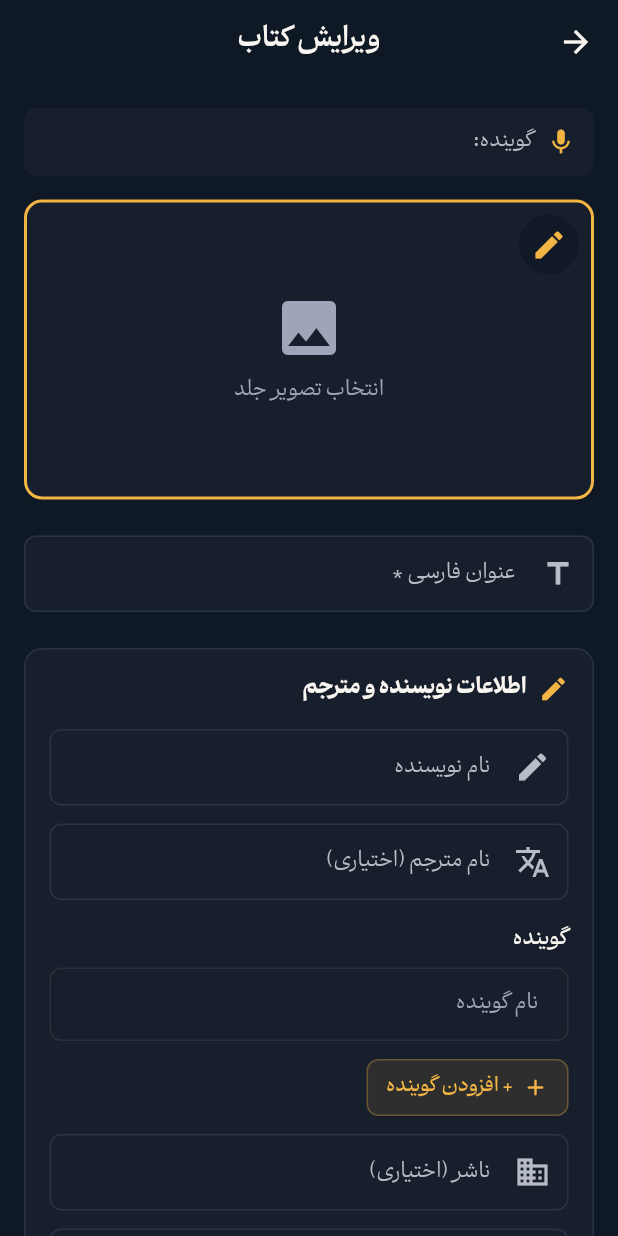
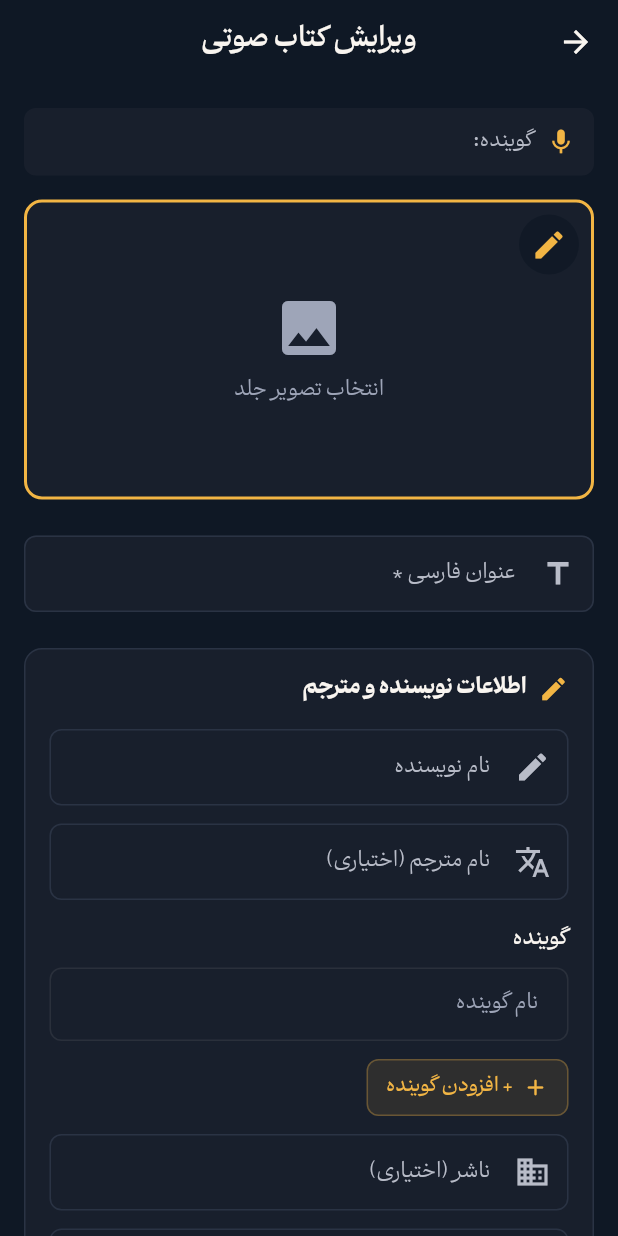
Before and after one commit to idost/parasto, a Flutter app: the AdminEditAudiobookScreen screen opened directly with empty values, on a phone screen of 412 x 824 dp. Run offline on Flutter 3.47's test engine with Material 3 defaults, Android fonts, the phone set to English and light mode, and no system bars; our stand-ins replace audio_service, cached_network_image, dio, file_picker, fl_chart, flutter_dotenv and 19 more; missing offline and left inert: audio_session, fading_edge_scrollview, flutter_html_reborn, flutter_sound, flutter_stripe, in_app_purchase_storekit and 1 more; accounts and stored records are empty; network calls fail; statements that could not run were skipped.

Commit message:
Home + admin fixes: formal language, section reorder, covers, backgrounds, tab icons, admin overflow, article detail
- Remove greeting header; banner carousel is now first thing users see
- Move listening stats + "Because You Listened To" to near bottom (before categories)
- Fix informal Farsi: "گوش بدیم" → "گوش کنیم", "رو گوش دادید" → "را گوش دادید"
- Fix RecommendationCard stretched covers with aspect-ratio-aware sizing (2:3 books, 1:1 square)
- Add subtle section backgrounds: Popular (surface tint), Narrator Spotlight (gold), Originals (gradient)
- Change کاوش tab icon from explore to search
- Fix admin overflow: wrap content type chips in ScrollView, protect approval queue text
- Make admin TabBars scrollable (quality, analytics, messaging screens)
- Add article-aware admin edit screen: dynamic title, hide narrator/chapter fields for articles
- Bump build number 2.3.0+3 → 2.3.0+4

Co-Authored-By: Claude Opus 4.6 <noreply@anthropic.com>

```diff
--- a/lib/screens/admin/admin_audiobooks_screen.dart
+++ b/lib/screens/admin/admin_audiobooks_screen.dart
@@ -421,6 +421,8 @@ class _AdminAudiobooksScreenState extends ConsumerState<AdminAudiobooksScreen>
                 if (!isEmbedded && activeRoute != '/admin/content/books' && activeRoute != '/admin/content/music' && activeRoute != '/admin/content/podcasts')
                   Padding(
                     padding: const EdgeInsets.fromLTRB(12, 12, 12, 0),
+                    child: SingleChildScrollView(
+                      scrollDirection: Axis.horizontal,
                       child: Row(
                         children: [
                           _buildContentTypeChip(
@@ -447,6 +449,7 @@ class _AdminAudiobooksScreenState extends ConsumerState<AdminAudiobooksScreen>
                             onTap: () => setState(() => _contentTypeFilter = 'podcasts'),
                           ),
                         ],
+                      ),
                     ),
                   ),
 
--- a/lib/screens/admin/admin_edit_audiobook_screen.dart
+++ b/lib/screens/admin/admin_edit_audiobook_screen.dart
@@ -73,6 +73,7 @@ class _AdminEditAudiobookScreenState extends ConsumerState<AdminEditAudiobookScr
   bool _isMusic = false; // Content type: false = audiobook, true = music
   bool _isPodcast = false; // Content type: true = podcast
   bool _isEbook = false; // Content type: true = ebook
+  bool _isArticle = false; // Content type: true = article
   bool _isLoading = true;
   bool _isSaving = false;
   bool _isSyncingCreators = false; // For manual creator sync button
@@ -90,9 +91,19 @@ class _AdminEditAudiobookScreenState extends ConsumerState<AdminEditAudiobookScr
     if (_isMusic) return 'music';
     if (_isPodcast) return 'podcast';
     if (_isEbook) return 'ebook';
+    if (_isArticle) return 'article';
     return 'audiobook';
   }
-  bool get _isAudioType => !_isEbook;
+  bool get _isAudioType => !_isEbook && !_isArticle;
+
+  /// Dynamic screen title based on content type
+  String get _editTitle {
+    if (_isArticle) return 'ویرایش مقاله';
+    if (_isEbook) return 'ویرایش ای‌بوک';
+    if (_isMusic) return 'ویرایش موسیقی';
+    if (_isPodcast) return 'ویرایش پادکست';
+    return 'ویرایش کتاب صوتی';
+  }
 
   // Cover image
   Uint8List? _newCoverBytes;
@@ -106,7 +117,7 @@ class _AdminEditAudiobookScreenState extends ConsumerState<AdminEditAudiobookScr
     _loadCategories();
     if (_isMusic) {
       _loadMusicMetadata();
-    } else if (!_isEbook) {
+    } else if (!_isEbook && !_isArticle) {
       _loadBookMetadata();
     }
   }
@@ -163,6 +174,7 @@ class _AdminEditAudiobookScreenState extends ConsumerState<AdminEditAudiobookScr
     _isMusic = audiobook['content_type'] == 'music';
     _isPodcast = audiobook['content_type'] == 'podcast';
     _isEbook = audiobook['content_type'] == 'ebook';
+    _isArticle = audiobook['content_type'] == 'article';
     _priceController.text = ((audiobook['price_toman'] as int?) ?? 0).toString();
     _existingCoverUrl = audiobook['cover_url'] as String?;
     _subtitleFaController.text = (audiobook['subtitle_fa'] as String?) ?? '';
@@ -620,7 +632,7 @@ class _AdminEditAudiobookScreenState extends ConsumerState<AdminEditAudiobookScr
         backgroundColor: AppColors.background,
         appBar: AppBar(
           backgroundColor: AppColors.background,
-          title: const Text('ویرایش کتاب'),
+          title: Text(_editTitle),
           centerTitle: true,
         ),
         body: _isLoading
@@ -706,13 +718,13 @@ class _AdminEditAudiobookScreenState extends ConsumerState<AdminEditAudiobookScr
                             Row(
                               children: [
                                 Icon(
-                                  _isMusic ? Icons.person : (_isPodcast ? Icons.podcasts : Icons.edit),
+                                  _isMusic ? Icons.person : (_isPodcast ? Icons.podcasts : (_isArticle ? Icons.article : Icons.edit)),
                                   color: AppColors.primary,
                                   size: 20,
                                 ),
                                 const SizedBox(width: 8),
                                 Text(
-                                  _isMusic ? 'اطلاعات هنرمند' : (_isPodcast ? 'اطلاعات میزبان' : 'اطلاعات نویسنده و مترجم'),
+                                  _isMusic ? 'اطلاعات هنرمند' : (_isPodcast ? 'اطلاعات میزبان' : (_isArticle ? 'اطلاعات نویسنده' : 'اطلاعات نویسنده و مترجم')),
                                   style: const TextStyle(
                                     fontSize: 14,
                                     fontWeight: FontWeight.bold,
@@ -879,6 +891,41 @@ class _AdminEditAudiobookScreenState extends ConsumerState<AdminEditAudiobookScr
                                 decoration: const InputDecoration(
                                   labelText: 'منبع (اختیاری)',
                                   hintText: 'مثال: رادیو فردا',
+                                  prefixIcon: Icon(Icons.source),
+                                ),
+                              ),
+                            ] else if (_isArticle) ...[
+                              // ARTICLE METADATA FIELDS
+                              // Articles only need author and optional co-authors
+
+                              // Author
+                              TextFormField(
+                                controller: _authorFaController,
+                                decoration: const InputDecoration(
+                                  labelText: 'نویسنده مقاله',
+                                  hintText: 'نام نویسنده',
+                                  prefixIcon: Icon(Icons.edit),
+                                ),
+                              ),
+                              const SizedBox(height: 12),
+
+                              // Co-authors (optional)
+                              TextFormField(
+                                controller: _coAuthorsController,
+                                decoration: const InputDecoration(
+                                  labelText: 'نویسندگان همکار (اختیاری)',
+                                  hintText: 'نام‌ها را با کاما جدا کنید',
+                                  prefixIcon: Icon(Icons.people_outline),
+                                ),
+                              ),
+                              const SizedBox(height: 12),
+
+                              // Archive source (optional)
+                              TextFormField(
+                                controller: _bookArchiveController,
+                                decoration: const InputDecoration(
+                                  labelText: 'منبع (اختیاری)',
+                                  hintText: 'وب‌سایت یا نشریه',
                                   prefixIcon: Icon(Icons.source),
                                 ),
                               ),
--- a/lib/screens/admin/admin_messaging_screen.dart
+++ b/lib/screens/admin/admin_messaging_screen.dart
@@ -68,6 +68,7 @@ class _AdminMessagingScreenState extends ConsumerState<AdminMessagingScreen>
               color: AppColors.surface,
               child: TabBar(
                 controller: _tabController,
+                isScrollable: true,
                 labelColor: AppColors.primary,
                 unselectedLabelColor: AppColors.textSecondary,
                 indicatorColor: AppColors.primary,
--- a/lib/screens/admin/admin_quality_screen.dart
+++ b/lib/screens/admin/admin_quality_screen.dart
@@ -319,6 +319,7 @@ class _AdminQualityScreenState extends ConsumerState<AdminQualityScreen>
       ),
       child: TabBar(
         controller: _tabController,
+        isScrollable: true,
         labelColor: AppColors.primary,
         unselectedLabelColor: AppColors.textSecondary,
         indicatorColor: AppColors.primary,
--- a/lib/screens/admin/analytics/admin_analytics_screen.dart
+++ b/lib/screens/admin/analytics/admin_analytics_screen.dart
@@ -129,6 +129,7 @@ class _AdminAnalyticsScreenState extends ConsumerState<AdminAnalyticsScreen>
               color: AppColors.surface,
               child: TabBar(
                 controller: _tabController,
+                isScrollable: true,
                 labelColor: AppColors.primary,
                 unselectedLabelColor: AppColors.textSecondary,
                 indicatorColor: AppColors.primary,
--- a/lib/screens/listener/main_shell.dart
+++ b/lib/screens/listener/main_shell.dart
@@ -131,7 +131,7 @@ class _MainShellState extends ConsumerState<MainShell> {
                   children: [
                     _buildNavItem(0, Icons.home_outlined, Icons.home_rounded, 'خانه'),
                     _buildNavItem(1, Icons.library_books_outlined, Icons.library_books_rounded, 'کتابخانه'),
-                    _buildNavItem(2, Icons.explore_outlined, Icons.explore_rounded, 'کاوش'),
+                    _buildNavItem(2, Icons.search_outlined, Icons.search_rounded, 'کاوش'),
                     _buildNavItem(3, Icons.person_outline_rounded, Icons.person_rounded, 'پروفایل'),
                   ],
                 ),
--- a/lib/utils/app_strings.dart
+++ b/lib/utils/app_strings.dart
@@ -2440,7 +2440,7 @@ class AppStrings {
   static String get greetingSubtitle {
     switch (_currentLanguage) {
       case AppLanguage.fa:
-        return 'چه چیزی گوش بدیم؟';
+        return 'امروز چه گوش کنیم؟';
       case AppLanguage.en:
         return 'What shall we listen to?';
       case AppLanguage.tg:
@@ -2476,7 +2476,7 @@ class AppStrings {
   static String becauseYouListenedTo(String bookTitle) {
     switch (_currentLanguage) {
       case AppLanguage.fa:
-        return 'چون «$bookTitle» رو گوش دادید...';
+        return 'چون «$bookTitle» را گوش دادید...';
       case AppLanguage.en:
         return 'Because you listened to "$bookTitle"...';
       case AppLanguage.tg:
--- a/pubspec.yaml
+++ b/pubspec.yaml
@@ -3,7 +3,7 @@ description: Persian Audiobook Platform - Premium audiobook streaming app with n
 
 publish_to: 'none'
 
-version: 2.3.0+3
+version: 2.3.0+4
 
 environment:
   sdk: '>=3.10.7 <4.0.0'
```
Also changed, not shown: lib/screens/listener/home_screen.dart (+73 -118 lines), lib/widgets/admin/approval_queue_widget.dart (+9 -5 lines), lib/widgets/home/recommendations.dart (+11 -5 lines). Lines whose indentation alone changed are shown as unchanged.
